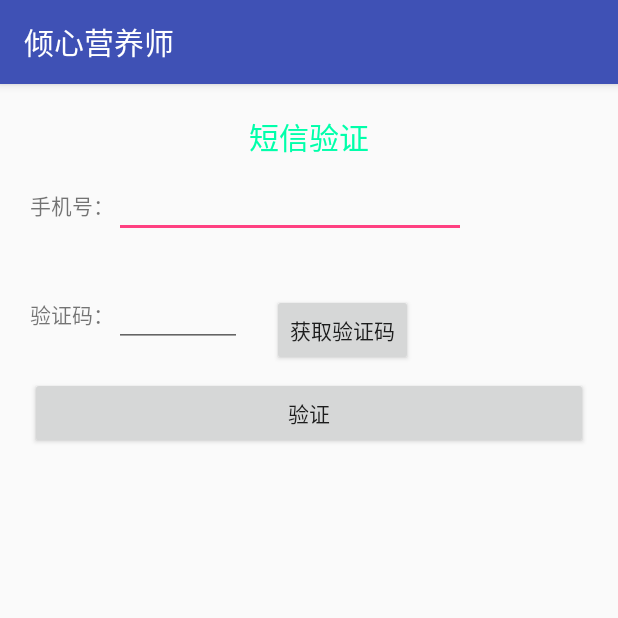
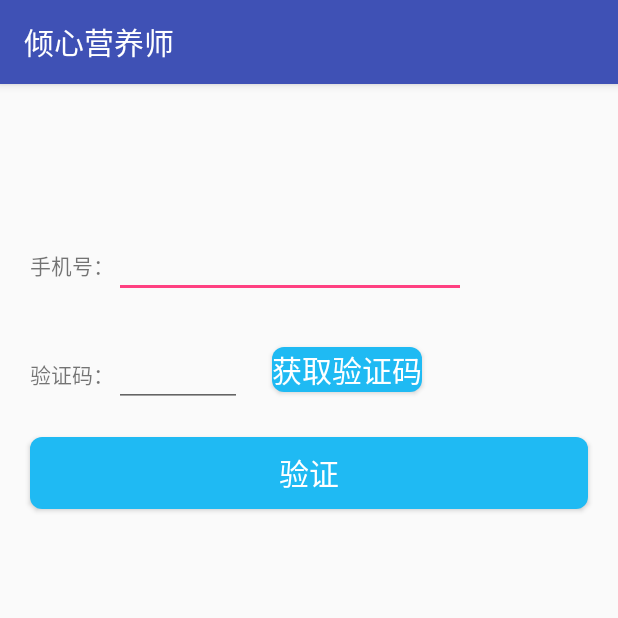
Before and after one commit to 124team/Dietitian2, an Android app: the S_register screen opened directly, with no data from a screen before it, on a phone screen of 412 x 824 dp, the top half of it. Run offline under Robolectric (Android 15) with nearby library versions, the phone set to English and light mode, and no system bars; our stand-ins replace CircleImageView; libraries missing offline, so code that uses them is left out: cn.smssdk, com.mob.tools; 3 statements that could not run were skipped.

Commit message:
--register美化

```diff
--- a/app/src/main/java/edu/neusoft/a124team/dietitian/wangRui/S_loginUi.java
+++ b/app/src/main/java/edu/neusoft/a124team/dietitian/wangRui/S_loginUi.java
@@ -48,6 +48,7 @@ public class S_loginUi extends AppCompatActivity {
             public void onClick(View v) {
                 Intent i=new Intent(S_loginUi.this,S_registerUI.class);
                 startActivity(i);
+                finish();
 
             }
         });
--- a/app/src/main/java/edu/neusoft/a124team/dietitian/wangRui/S_register.java
+++ b/app/src/main/java/edu/neusoft/a124team/dietitian/wangRui/S_register.java
@@ -2,6 +2,7 @@ package edu.neusoft.a124team.dietitian.wangRui;
 
 
 
+import android.content.Intent;
 import android.os.Handler;
 import android.os.Message;
 import android.support.v7.app.AppCompatActivity;
@@ -135,7 +136,7 @@ public class S_register extends AppCompatActivity implements View.OnClickListene
                 now.setVisibility(View.GONE);
                 getCord.setVisibility(View.VISIBLE);
             }
-        };
+        }
     };
 
     Handler handler=new Handler(){
@@ -152,6 +153,8 @@ public class S_register extends AppCompatActivity implements View.OnClickListene
                 //短信注册成功后，返回MainActivity,然后提示新好友
                 if (event == SMSSDK.EVENT_SUBMIT_VERIFICATION_CODE) {//提交验证码成功,验证通过
                     Toast.makeText(getApplicationContext(), "验证码校验成功", Toast.LENGTH_SHORT).show();
+                    Intent i = new Intent(S_register.this,S_loginUi.class);
+                    startActivity(i);
                     handlerText.sendEmptyMessage(2);
                 } else if (event == SMSSDK.EVENT_GET_VERIFICATION_CODE){//服务器验证码发送成功
                     reminderText();
--- a/app/src/main/java/edu/neusoft/a124team/dietitian/wangRui/S_registerUI.java
+++ b/app/src/main/java/edu/neusoft/a124team/dietitian/wangRui/S_registerUI.java
@@ -22,6 +22,7 @@ public class S_registerUI extends AppCompatActivity {
             public void onClick(View v) {
                 Intent i = new Intent(S_registerUI.this,S_register.class);
                 startActivity(i);
+                finish();
             }
         });
         commonRegister.setOnClickListener(new View.OnClickListener() {
@@ -29,6 +30,7 @@ public class S_registerUI extends AppCompatActivity {
             public void onClick(View v) {
                 Intent i = new Intent(S_registerUI.this,S_quickRegistration.class);
                 startActivity(i);
+                finish();
             }
         });
     }
--- a/app/src/main/res/layout/activity_s_login_ui.xml
+++ b/app/src/main/res/layout/activity_s_login_ui.xml
@@ -62,12 +62,12 @@
         android:layout_gravity="center"
         android:inputType="textPassword"/>
     <Button
+        style="@style/button_style"
         android:layout_marginTop="30dp"
         android:layout_width="350dp"
         android:layout_height="wrap_content"
+        android:layout_gravity="center"
         android:text="@string/s_login"
-        android:background="@drawable/s_login_btnshape"
-        android:layout_gravity="center"
         android:id="@+id/s_login_btn"
         />
     <LinearLayout
--- a/app/src/main/res/layout/activity_s_quick_registration.xml
+++ b/app/src/main/res/layout/activity_s_quick_registration.xml
@@ -59,6 +59,7 @@
             android:textColorHint="#c2e2e0e0"
             />
         <Button
+            style="@style/button_style"
             android:layout_width="350dp"
             android:layout_height="wrap_content"
             android:background="@drawable/s_login_btnshape"
--- a/app/src/main/res/layout/activity_s_register.xml
+++ b/app/src/main/res/layout/activity_s_register.xml
@@ -4,17 +4,10 @@
     android:layout_height="match_parent"
     tools:context=".MainActivity" >
 
-    <TextView
-        android:id="@+id/textView2"
-        android:layout_width="wrap_content"
-        android:layout_height="wrap_content"
-        android:layout_centerHorizontal="true"
-        android:layout_marginTop="20dp"
-        android:text="短信验证"
-        android:textColor="#00ffaa"
-        android:textSize="20dp" />
+
 
     <TextView
+        android:paddingTop="90dp"
         android:id="@+id/textView1"
         android:layout_width="wrap_content"
         android:layout_height="wrap_content"
@@ -25,6 +18,7 @@
         android:text="手机号：" />
 
     <EditText
+
         android:id="@+id/phone"
         android:layout_width="wrap_content"
         android:layout_height="wrap_content"
@@ -38,6 +32,7 @@
     </EditText>
 
     <TextView
+
         android:id="@+id/textView3"
         android:layout_width="wrap_content"
         android:layout_height="wrap_content"
@@ -60,18 +55,19 @@
 
     <Button
         android:id="@+id/getcord"
-        style="?android:attr/buttonStyleSmall"
+        style="@style/button_style"
         android:layout_width="wrap_content"
-        android:layout_height="wrap_content"
+        android:layout_height="30dp"
         android:layout_alignTop="@+id/cord"
         android:layout_marginLeft="20dp"
-        android:layout_marginTop="10dp"
+        android:layout_marginTop="5dp"
         android:layout_toRightOf="@+id/cord"
         android:visibility="visible"
         android:text="获取验证码" />
 
     <Button
         android:id="@+id/savecord"
+        style="@style/button_style"
         android:layout_width="fill_parent"
         android:layout_height="wrap_content"
         android:layout_below="@+id/cord"
--- a/app/src/main/res/layout/activity_s_register_ui.xml
+++ b/app/src/main/res/layout/activity_s_register_ui.xml
@@ -12,11 +12,11 @@
 
     android:inputType="textPassword"/>
     <Button
-        android:layout_marginTop="30dp"
+        android:layout_marginTop="70dp"
         android:layout_width="350dp"
         android:layout_height="wrap_content"
         android:text="@string/s_speed_register"
-        android:background="@drawable/s_login_btnshape"
+        style="@style/button_style"
         android:layout_gravity="center"
         android:id="@+id/s_phone_register"
         />
@@ -26,7 +26,7 @@
         android:layout_width="350dp"
         android:layout_height="wrap_content"
         android:text="@string/s_ordinary_register"
-        android:background="@drawable/s_login_btnshape"
+        style="@style/button_style"
         android:layout_gravity="center"
         android:id="@+id/s_common_register"
         />
--- a/app/src/main/res/values/styles.xml
+++ b/app/src/main/res/values/styles.xml
@@ -89,5 +89,12 @@
     </style>
     <!--*****************************************End-->
 
+    <!--BUTTON-->
+        <style name="button_style">
+            <item name="android:background">@drawable/s_login_btnshape</item>
+            <item name="android:textColor">@color/white</item>
+            <item name="android:textSize">20dp</item>
+
+        </style>
 
 </resources>
```
Also changed, not shown: app/src/main/res/layout/layout1.xml (+21 -3 lines), app/src/main/res/drawable/s_home_imgcycle1.png (deleted), app/src/main/res/drawable/s_home_imgcycle2.png (deleted), app/src/main/res/drawable/s_home_imgcycle3.png (deleted).
